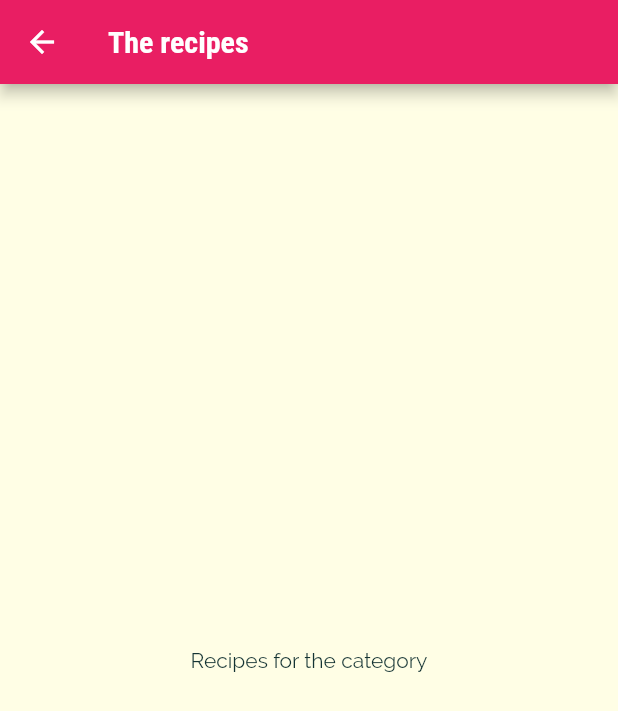
After one commit to SJovis/flutter_recipes_app, a Flutter app: the screen it shows after launch, after a tap on "Italian", on a phone screen of 412 x 824 dp. The commit adds this screen. Shown: the top 711 px of the screen. Run offline on Flutter 3.47's test engine with Material 2 defaults, Android fonts, the phone set to English and light mode, and no system bars.

Commit message:
category page route

```diff
--- a/lib/category_item.dart
+++ b/lib/category_item.dart
@@ -1,13 +1,26 @@
 import 'package:flutter/material.dart';
+import './category_meals_screen.dart';
 
 class CategoryItem extends StatelessWidget {
   final String title;
   final Color color;
   const CategoryItem({super.key, required this.title, required this.color});
 
+  void selectCategory(BuildContext context) {
+    Navigator.of(context).push(
+      MaterialPageRoute(builder: (_) {
+        return const CategoryMealsScreen();
+      }),
+    );
+  }
+
   @override
   Widget build(BuildContext context) {
-    return Container(
+    return InkWell(
+      onTap: () => selectCategory(context),
+      splashColor: Theme.of(context).colorScheme.primary,
+      borderRadius: BorderRadius.circular(15),
+      child: Container(
         padding: const EdgeInsets.all(15),
         decoration: BoxDecoration(
           gradient: LinearGradient(
@@ -25,6 +38,7 @@ class CategoryItem extends StatelessWidget {
           title,
           style: Theme.of(context).textTheme.headline6,
         )),
+      ),
     );
   }
 }
--- /dev/null
+++ b/lib/category_meals_screen.dart
@@ -0,0 +1,17 @@
+import 'package:flutter/material.dart';
+
+class CategoryMealsScreen extends StatelessWidget {
+  const CategoryMealsScreen({super.key});
+
+  @override
+  Widget build(BuildContext context) {
+    return Scaffold(
+      appBar: AppBar(
+        title: Text('The recipes'),
+      ),
+      body: Center(
+        child: Text('Recipes for the category'),
+      ),
+    );
+  }
+}
```
Lines whose indentation alone changed are shown as unchanged.
